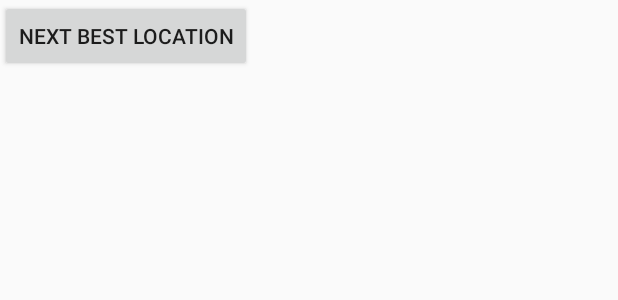
After one commit to sharmb9/SafeParkingZones, an Android app: the layout button_showpoint.xml on its own in the app's theme, with its tools: preview values and no code run, on a phone screen of 412 x 824 dp. The commit adds this screen. Shown: the top 300 px of the screen. Run offline under Robolectric (Android 15) with nearby library versions, the phone set to English and light mode, and no system bars.

```diff
--- a/Front:Back/app/src/main/java/com/example/safeparkingzones/GoogleMapFragment.java
+++ b/Front:Back/app/src/main/java/com/example/safeparkingzones/GoogleMapFragment.java
@@ -14,6 +14,8 @@ import com.google.android.gms.maps.OnMapReadyCallback;
 import com.google.android.gms.maps.SupportMapFragment;
 import com.google.android.gms.maps.model.LatLng;
 import com.google.android.gms.maps.model.MarkerOptions;
+
+import java.io.InputStream;
 
 public class GoogleMapFragment extends Fragment implements OnMapReadyCallback {
 
@@ -52,4 +54,7 @@ public class GoogleMapFragment extends Fragment implements OnMapReadyCallback {
         mMap.addMarker(new MarkerOptions().position(sydney).title("Marker in Sydney"));
         mMap.moveCamera(CameraUpdateFactory.newLatLng(sydney));
     }
+
+
+
 }
--- /dev/null
+++ b/Front:Back/app/src/main/res/layout/button_showpoint.xml
@@ -0,0 +1,11 @@
+<?xml version="1.0" encoding="utf-8"?>
+<LinearLayout xmlns:android="http://schemas.android.com/apk/res/android"
+    android:orientation="vertical" android:layout_width="match_parent"
+    android:layout_height="match_parent">
+
+    <Button
+        android:id="@+id/button_id"
+        android:layout_height="wrap_content"
+        android:layout_width="wrap_content"
+        android:text="Next best location"  />
+</LinearLayout>
--- a/Front:Back/build.gradle
+++ b/Front:Back/build.gradle
@@ -7,7 +7,7 @@ buildscript {
 
     }
     dependencies {
-        classpath 'com.android.tools.build:gradle:3.3.1'
+        classpath 'com.android.tools.build:gradle:3.3.2'
 
         // NOTE: Do not place your application dependencies here; they belong
         // in the individual module build.gradle files
```
Also changed, not shown: Front:Back/app/src/main/java/com/example/safeparkingzones/LatLong.java (added, +56 -0 lines), Front:Back/app/src/main/java/com/example/safeparkingzones/MapsActivity.java (+64 -2 lines), Front:Back/app/src/main/java/com/example/safeparkingzones/readFile.java (added, +66 -0 lines), Front:Back/app/src/main/res/layout/map_shivam.xml (added, +9 -0 lines), 2 other files.
